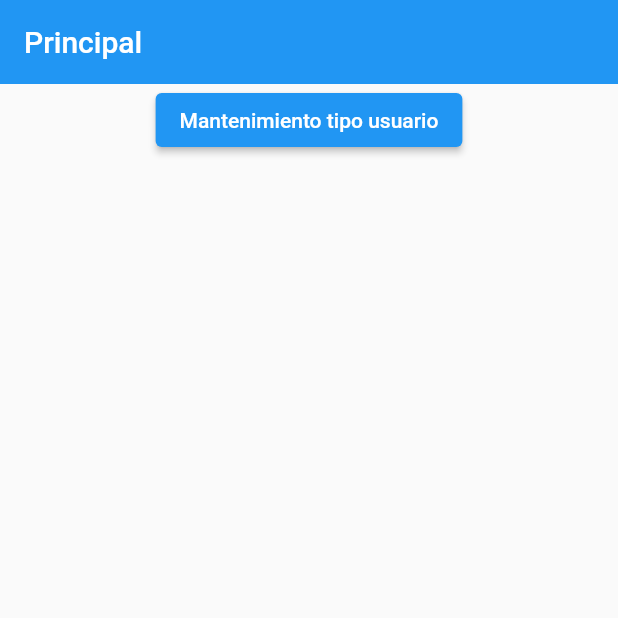
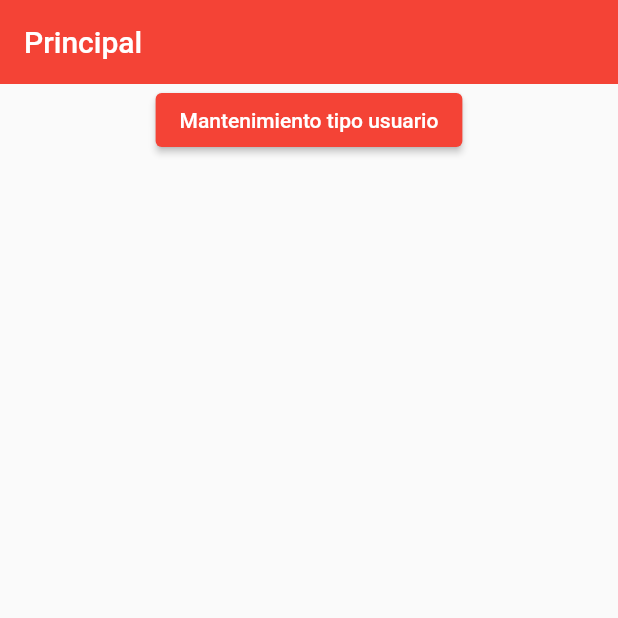
Before and after one commit to end1996/Sesi-n11-UD4, a Flutter app: the screen it shows after launch, on a phone screen of 412 x 824 dp, the top half of it. Run offline on Flutter 3.47's test engine with Material 2 defaults, Android fonts, the light colour scheme and no system bars; missing offline and left inert: sql_conn.

Commit message:
Segundo cambio

```diff
--- a/lib/main.dart
+++ b/lib/main.dart
@@ -15,7 +15,7 @@ class MyApp extends StatelessWidget {
     return MaterialApp(
       title: 'Flutter Demo',
       theme: ThemeData(
-        primarySwatch: Colors.blue,
+        primarySwatch: Colors.red,
       ),
       home: frmPrincipal(),
     );
```
